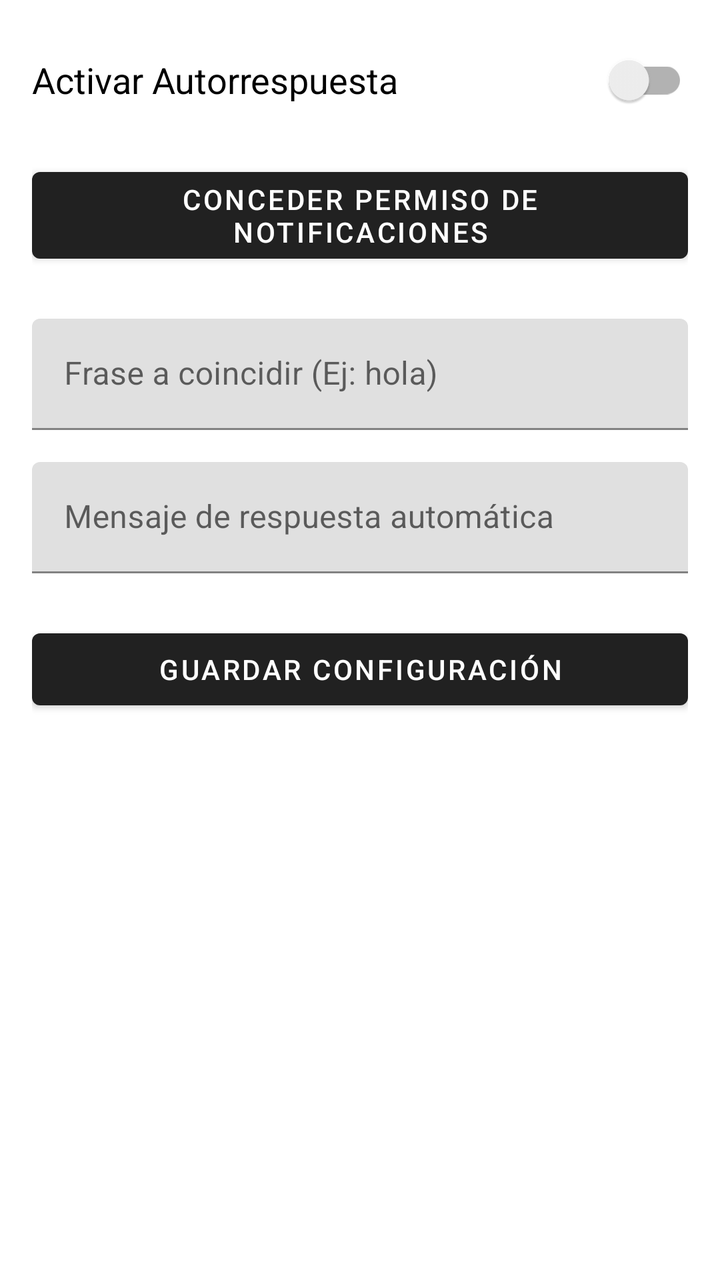
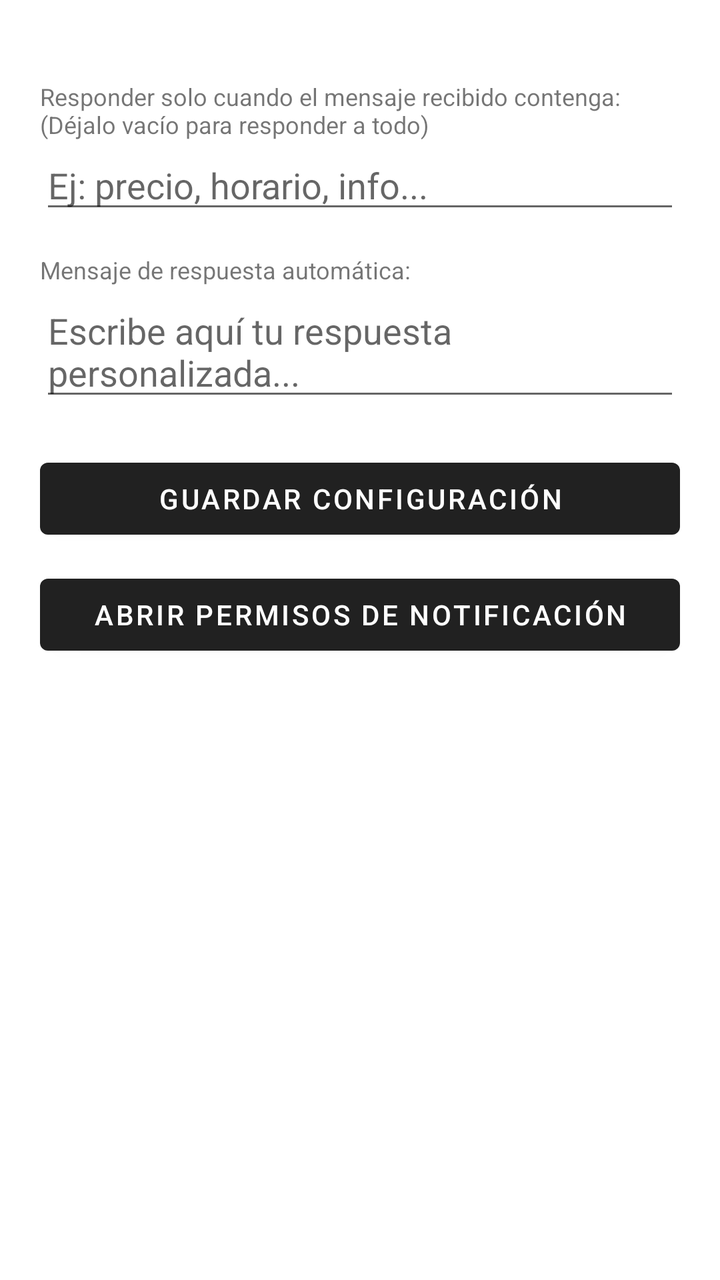

Compare the two renders of this Android layout. The source of the first and the diff that turns it into the second are given below.
<!-- AndroidManifest.xml: application theme Theme.MaterialComponents.DayNight.DarkActionBar -->
<!-- res/layout/activity_main.xml -->
<?xml version="1.0" encoding="utf-8"?>
<ScrollView xmlns:android="http://schemas.android.com/apk/res/android"
    android:layout_width="match_parent"
    android:layout_height="match_parent"
    android:padding="16dp">
    <LinearLayout
        android:layout_width="match_parent"
        android:layout_height="wrap_content"
        android:orientation="vertical">
        <androidx.appcompat.widget.SwitchCompat
            android:id="@+id/switchEnable"
            android:layout_width="match_parent"
            android:layout_height="wrap_content"
            android:text="Activar Autorrespuesta"
            android:textSize="18sp" />
        <Button
            android:id="@+id/btnPermission"
            android:layout_width="match_parent"
            android:layout_height="wrap_content"
            android:layout_marginTop="16dp"
            android:text="Conceder Permiso de Notificaciones" />
        <com.google.android.material.textfield.TextInputLayout
            android:layout_width="match_parent"
            android:layout_height="wrap_content"
            android:layout_marginTop="24dp"
            android:hint="Frase a coincidir (Ej: hola)">
            <com.google.android.material.textfield.TextInputEditText
                android:id="@+id/etTriggerText"
                android:layout_width="match_parent"
                android:layout_height="wrap_content"
                android:inputType="text" />
        </com.google.android.material.textfield.TextInputLayout>
        <com.google.android.material.textfield.TextInputLayout
            android:layout_width="match_parent"
            android:layout_height="wrap_content"
            android:layout_marginTop="16dp"
            android:hint="Mensaje de respuesta automática">
            <com.google.android.material.textfield.TextInputEditText
                android:id="@+id/etReplyText"
                android:layout_width="match_parent"
                android:layout_height="wrap_content"
                android:inputType="textMultiLine" />
        </com.google.android.material.textfield.TextInputLayout>
        <Button
            android:id="@+id/btnSave"
            android:layout_width="match_parent"
            android:layout_height="wrap_content"
            android:layout_marginTop="24dp"
            android:text="Guardar Configuración" />
    </LinearLayout>
</ScrollView>
<!-- resources referenced by this layout -->
<resources>

</resources>

<!-- the commit's change to res/layout/activity_main.xml (unified diff, before → after) -->
@@ -1,51 +1,55 @@
 <?xml version="1.0" encoding="utf-8"?>
-<ScrollView xmlns:android="http://schemas.android.com/apk/res/android"
+<LinearLayout xmlns:android="http://schemas.android.com/apk/res/android"
     android:layout_width="match_parent"
     android:layout_height="match_parent"
-    android:padding="16dp">
-    <LinearLayout
+    android:orientation="vertical"
+    android:padding="20dp">
+
+    <TextView
+        android:layout_width="match_parent"
+        android:layout_height="wrap_wrap"
+        android:text="Configurar Auto-Respuesta"
+        android:textSize="20sp"
+        android:textStyle="bold"
+        android:layout_marginBottom="20dp" />
+
+    <TextView
         android:layout_width="match_parent"
         android:layout_height="wrap_content"
-        android:orientation="vertical">
-        <androidx.appcompat.widget.SwitchCompat
-            android:id="@+id/switchEnable"
-            android:layout_width="match_parent"
-            android:layout_height="wrap_content"
-            android:text="Activar Autorrespuesta"
-            android:textSize="18sp" />
-        <Button
-            android:id="@+id/btnPermission"
-            android:layout_width="match_parent"
-            android:layout_height="wrap_content"
-            android:layout_marginTop="16dp"
-            android:text="Conceder Permiso de Notificaciones" />
-        <com.google.android.material.textfield.TextInputLayout
-            android:layout_width="match_parent"
-            android:layout_height="wrap_content"
-            android:layout_marginTop="24dp"
-            android:hint="Frase a coincidir (Ej: hola)">
-            <com.google.android.material.textfield.TextInputEditText
-                android:id="@+id/etTriggerText"
-                android:layout_width="match_parent"
-                android:layout_height="wrap_content"
-                android:inputType="text" />
-        </com.google.android.material.textfield.TextInputLayout>
-        <com.google.android.material.textfield.TextInputLayout
-            android:layout_width="match_parent"
-            android:layout_height="wrap_content"
-            android:layout_marginTop="16dp"
-            android:hint="Mensaje de respuesta automática">
-            <com.google.android.material.textfield.TextInputEditText
-                android:id="@+id/etReplyText"
-                android:layout_width="match_parent"
-                android:layout_height="wrap_content"
-                android:inputType="textMultiLine" />
-        </com.google.android.material.textfield.TextInputLayout>
-        <Button
-            android:id="@+id/btnSave"
-            android:layout_width="match_parent"
-            android:layout_height="wrap_content"
-            android:layout_marginTop="24dp"
-            android:text="Guardar Configuración" />
-    </LinearLayout>
-</ScrollView>
+        android:text="Responder solo cuando el mensaje recibido contenga: (Déjalo vacío para responder a todo)"
+        android:textSize="12sp" />
+
+    <EditText
+        android:id="@+id/etTrigger"
+        android:layout_width="match_parent"
+        android:layout_height="wrap_content"
+        android:hint="Ej: precio, horario, info..."
+        android:layout_marginBottom="15dp" />
+
+    <TextView
+        android:layout_width="match_parent"
+        android:layout_height="wrap_content"
+        android:text="Mensaje de respuesta automática:"
+        android:textSize="12sp" />
+
+    <EditText
+        android:id="@+id/etReply"
+        android:layout_width="match_parent"
+        android:layout_height="wrap_content"
+        android:hint="Escribe aquí tu respuesta personalizada..."
+        android:layout_marginBottom="20dp" />
+
+    <Button
+        android:id="@+id/btnSave"
+        android:layout_width="match_parent"
+        android:layout_height="wrap_content"
+        android:text="Guardar Configuración"
+        android:layout_marginBottom="10dp" />
+
+    <Button
+        android:id="@+id/btnPermission"
+        android:layout_width="match_parent"
+        android:layout_height="wrap_content"
+        android:text="Abrir Permisos de Notificación" />
+
+</LinearLayout>
